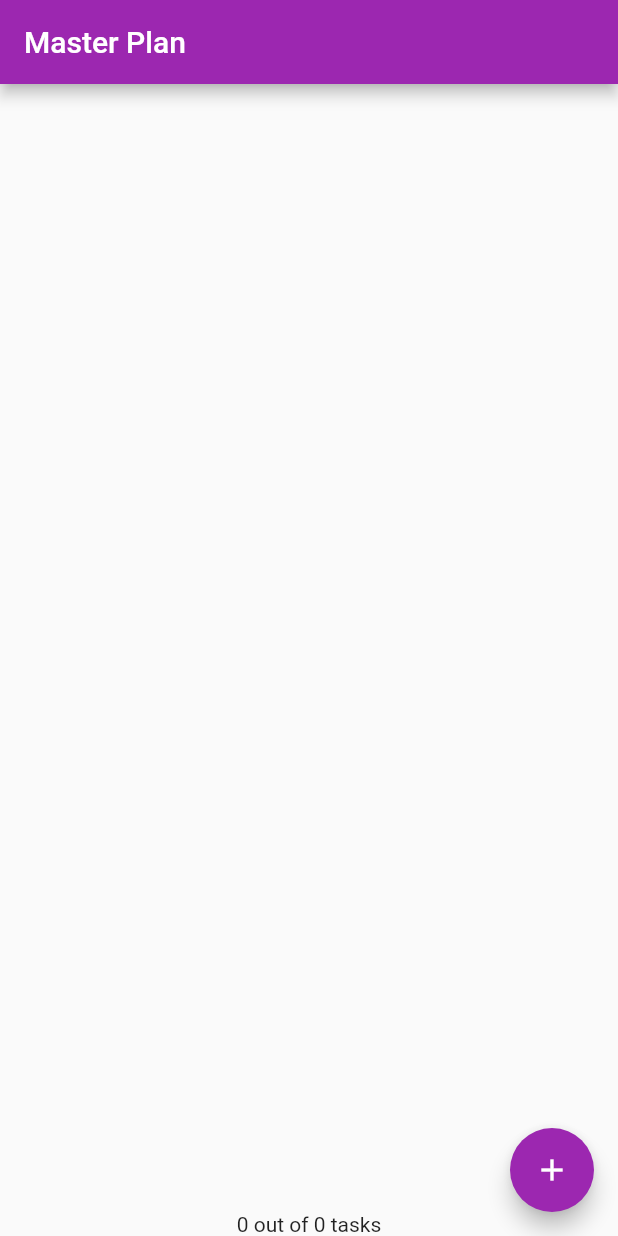
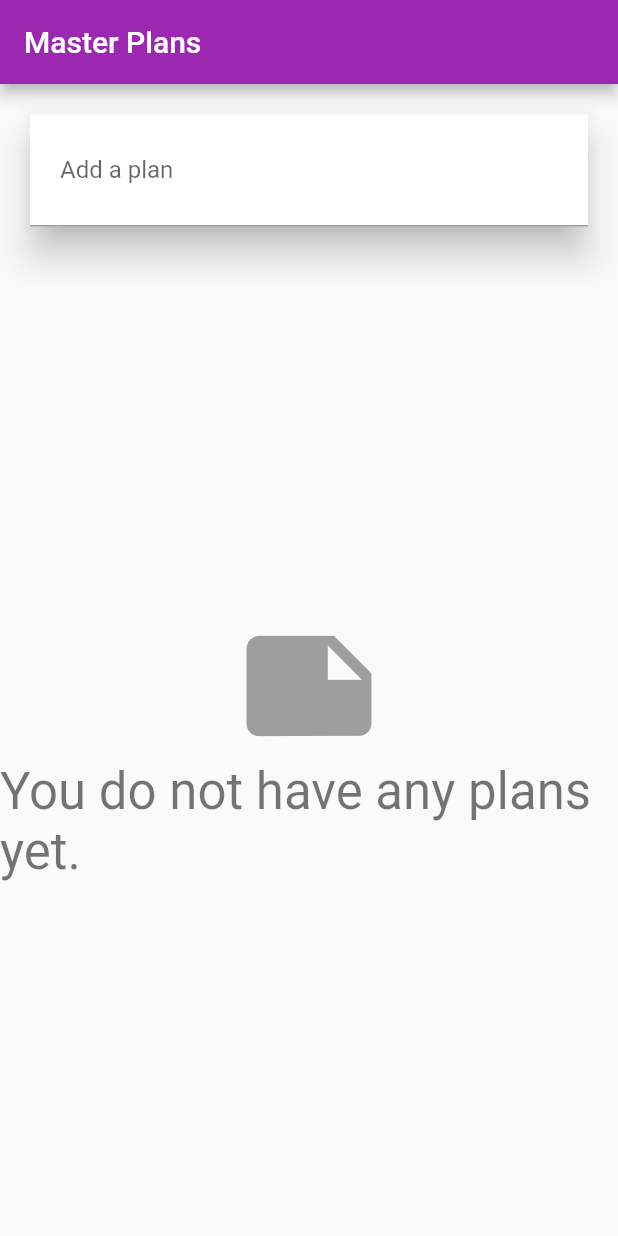
Before and after one commit to berryxchange/FlutterPortfolio, a Flutter app: the screen it shows after launch, on a phone screen of 412 x 824 dp. Run offline on Flutter 3.47's test engine with Material 2 defaults, Android fonts, the phone set to English and light mode, and no system bars.

Commit message:
Updated Provider and created plan creator screen

```diff
--- a/lib/StateManagement/InheritedWidget/plan_provider.dart
+++ b/lib/StateManagement/InheritedWidget/plan_provider.dart
@@ -2,7 +2,8 @@ import 'package:flutter/material.dart';
 import 'package:flutter_portfolio_project/StateManagement/Model-View/Model/plan.dart';
 
 class PlanProvider extends InheritedWidget {
-  final _plan = Plan();
+  //final _plan = Plan();
+  final List<Plan> _plans = [];
 
   PlanProvider({required Key? key, required Widget child})
       : super(key: key, child: child);
@@ -12,8 +13,8 @@ class PlanProvider extends InheritedWidget {
     return false;
   }
 
-  static Plan of(BuildContext context) {
+  static List<Plan> of(BuildContext context) {
     final provider = context.dependOnInheritedWidgetOfExactType<PlanProvider>();
-    return provider!._plan;
+    return provider!._plans;
   }
 }
--- /dev/null
+++ b/lib/StateManagement/Multi-Screen/Views/plan_creator_screen.dart
@@ -0,0 +1,98 @@
+import 'package:flutter/material.dart';
+import 'package:flutter_portfolio_project/StateManagement/InheritedWidget/plan_provider.dart';
+import 'package:flutter_portfolio_project/StateManagement/Model-View/Model/plan.dart';
+import 'package:flutter_portfolio_project/StateManagement/Model-View/View/plan_screen.dart';
+
+class PlanCreatorScreen extends StatefulWidget {
+  const PlanCreatorScreen({super.key});
+
+  @override
+  State<PlanCreatorScreen> createState() => _PlanCreatorScreenState();
+}
+
+class _PlanCreatorScreenState extends State<PlanCreatorScreen> {
+  final textController = TextEditingController();
+
+  @override
+  Widget build(BuildContext context) {
+    return Scaffold(
+      appBar: AppBar(title: Text("Master Plans")),
+      body: Column(children: <Widget>[
+        _buildListCreator(),
+        Expanded(
+          child: _buildMasterPlans(),
+        )
+      ]),
+    );
+  }
+
+  @override
+  void dispose() {
+    // TODO: implement dispose
+    textController.dispose();
+    super.dispose();
+  }
+
+  Widget _buildListCreator() {
+    return Padding(
+        padding: const EdgeInsets.all(20),
+        child: Material(
+          color: Theme.of(context).cardColor,
+          elevation: 10,
+          child: TextField(
+              controller: textController,
+              decoration: InputDecoration(
+                  labelText: "Add a plan", contentPadding: EdgeInsets.all(20)),
+              onEditingComplete: addPlan),
+        ));
+  }
+
+  void addPlan() {
+    final text = textController.text;
+    if (text.isEmpty) {
+      return;
+    }
+
+    final plan = Plan();
+    plan.name = text;
+    PlanProvider.of(context).add(plan);
+    textController.clear();
+    FocusScope.of(context).requestFocus(FocusNode());
+    setState(() {});
+  }
+
+  Widget _buildMasterPlans() {
+    final plans = PlanProvider.of(context);
+
+    if (plans.isEmpty) {
+      return Column(
+        mainAxisAlignment: MainAxisAlignment.center,
+        children: <Widget>[
+          Icon(
+            Icons.note,
+            size: 100,
+            color: Colors.grey,
+          ),
+          Text(
+            "You do not have any plans yet.",
+            style: Theme.of(context).textTheme.headlineMedium,
+          )
+        ],
+      );
+    }
+    return ListView.builder(
+        itemCount: plans.length,
+        itemBuilder: (BuildContext context, int index) {
+          final plan = plans[index];
+          return ListTile(
+            title: Text(plan.name),
+            subtitle: Text(plan.completenessMessage),
+            onTap: () {
+              Navigator.of(context).push(MaterialPageRoute(builder: (_) {
+                return PlanScreen(key: null, plan: plan);
+              }));
+            },
+          );
+        });
+  }
+}
--- a/lib/main.dart
+++ b/lib/main.dart
@@ -1,6 +1,7 @@
 import 'package:flutter/material.dart';
 import 'package:flutter_portfolio_project/StateManagement/InheritedWidget/plan_provider.dart';
 import 'package:flutter_portfolio_project/StateManagement/Model-View/View/plan_screen.dart';
+import 'package:flutter_portfolio_project/StateManagement/Multi-Screen/Views/plan_creator_screen.dart';
 
 void main() {
   runApp(const MasterPlanApp());
@@ -11,9 +12,11 @@ class MasterPlanApp extends StatelessWidget {
 
   @override
   Widget build(BuildContext context) {
-    return MaterialApp(
-      theme: ThemeData(primarySwatch: Colors.purple),
-      home: PlanProvider(key: null, child: PlanScreen()),
-    );
+    return PlanProvider(
+        key: null,
+        child: MaterialApp(
+          theme: ThemeData(primarySwatch: Colors.purple),
+          home: PlanCreatorScreen(),
+        ));
   }
 }
```
Also changed, not shown: lib/StateManagement/Model-View/View/plan_screen.dart (+8 -1 lines).
